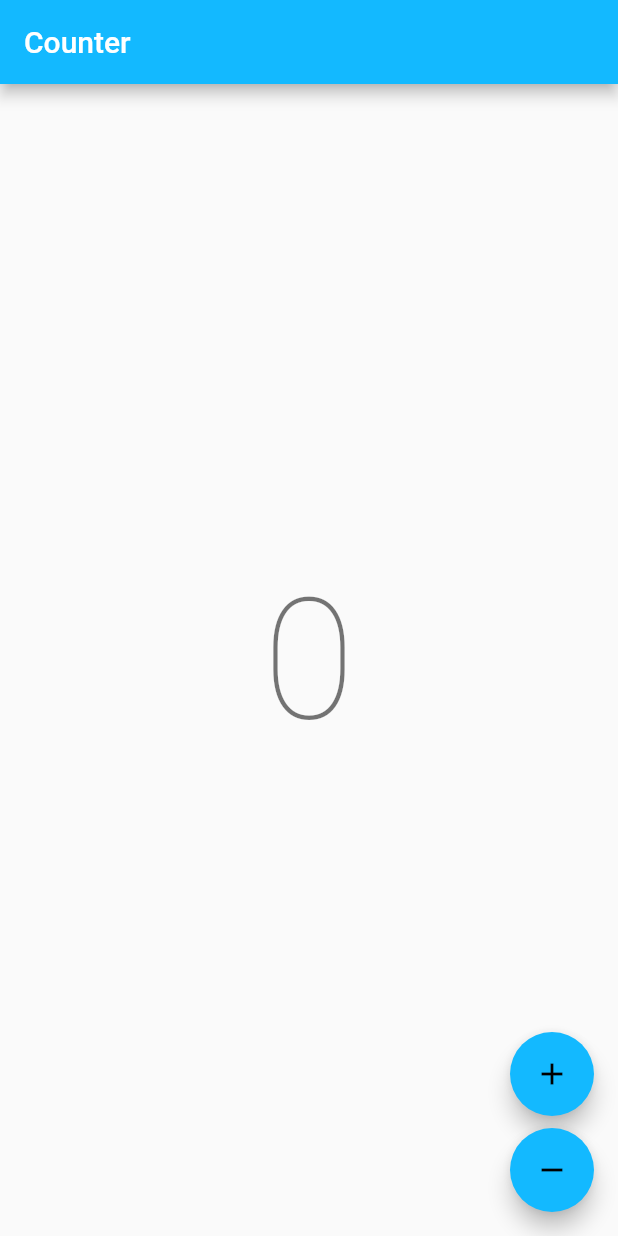
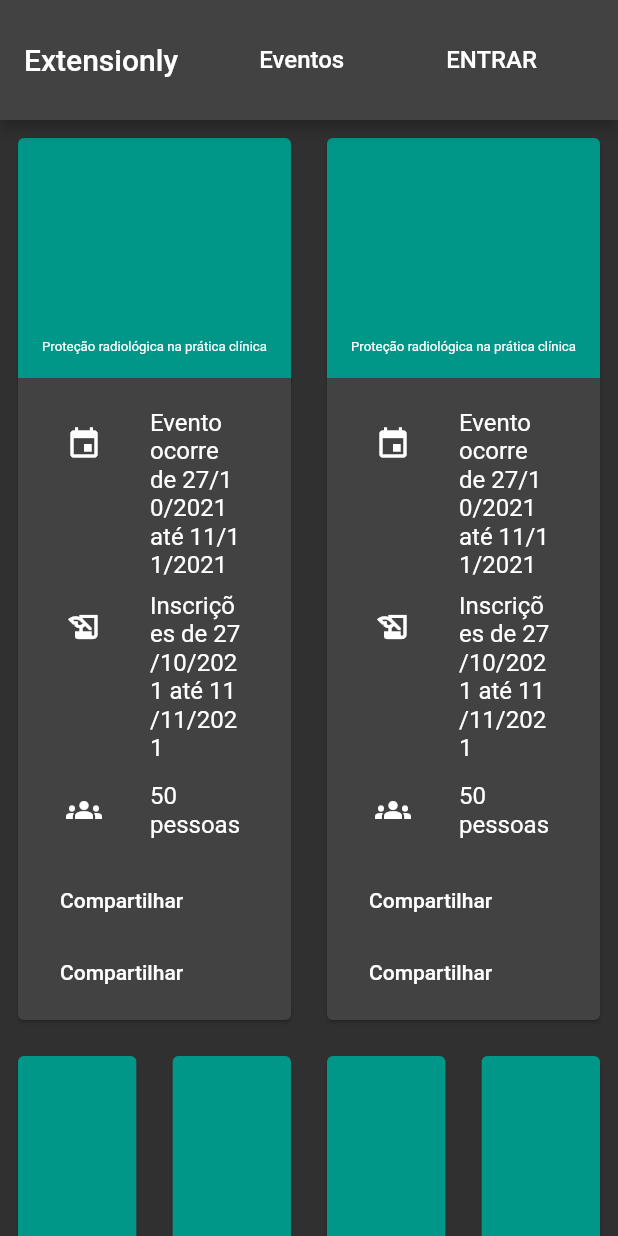
Before and after one commit to Extensionly/extensionly-flutter-web, a Flutter app: the screen it shows after launch, on a phone screen of 412 x 824 dp. Run offline on Flutter 3.47's test engine with Material 2 defaults, Android fonts, the phone set to English and light mode, and no system bars; our stand-ins replace bloc, flutter_bloc; generated files the repository leaves out were written again.

Commit message:
internationalization and event cards

```diff
--- a/l10n.yaml
+++ b/l10n.yaml
@@ -1,4 +1,4 @@
 arb-dir: lib/l10n/arb
-template-arb-file: app_en.arb
+template-arb-file: app_pt_BR.arb
 output-localization-file: app_localizations.dart
 nullable-getter: false
--- a/lib/app/view/app.dart
+++ b/lib/app/view/app.dart
@@ -16,12 +16,8 @@ class App extends StatelessWidget {
   @override
   Widget build(BuildContext context) {
     return MaterialApp(
-      theme: ThemeData(
-        appBarTheme: const AppBarTheme(color: Color(0xFF13B9FF)),
-        colorScheme: ColorScheme.fromSwatch(
-          accentColor: const Color(0xFF13B9FF),
-        ),
-      ),
+      debugShowCheckedModeBanner: false,
+      theme: ThemeData.dark(),
       localizationsDelegates: const [
         AppLocalizations.delegate,
         GlobalMaterialLocalizations.delegate,
--- a/lib/counter/view/counter_page.dart
+++ b/lib/counter/view/counter_page.dart
@@ -6,6 +6,7 @@
 // https://opensource.org/licenses/MIT.
 
 import 'package:extensionly_web/counter/counter.dart';
+import 'package:extensionly_web/events/view/events_page.dart';
 import 'package:extensionly_web/l10n/l10n.dart';
 import 'package:flutter/material.dart';
 import 'package:flutter_bloc/flutter_bloc.dart';
@@ -29,21 +30,74 @@ class CounterView extends StatelessWidget {
   Widget build(BuildContext context) {
     final l10n = context.l10n;
     return Scaffold(
-      appBar: AppBar(title: Text(l10n.counterAppBarTitle)),
-      body: const Center(child: CounterText()),
+      appBar: AppBar(
+        toolbarHeight: 80,
+        title: Text(l10n.appBarTitle),
+        actions: [
+          MaterialButton(
+            child: Padding(
+              padding: const EdgeInsets.symmetric(horizontal: 18),
+              child: Text(
+                l10n.events,
+                style: TextStyle(
+                  fontSize: 16,
+                  fontWeight: FontWeight.w500,
+                ),
+              ),
+            ),
+            onPressed: () {},
+          ),
+          MaterialButton(
+            child: Padding(
+              padding: const EdgeInsets.symmetric(horizontal: 18),
+              child: Text(
+                l10n.signInButton.toUpperCase(),
+                style: TextStyle(
+                  fontSize: 16,
+                  fontWeight: FontWeight.w500,
+                ),
+              ),
+            ),
+            onPressed: () {},
+          ),
+          const SizedBox(width: 20)
+        ],
+      ),
+      body: Center(
+        child: ListView(
+          children: [
+            Row(
+              children: [
+                Flexible(child: TappableTravelDestinationItem()),
+                Flexible(child: TappableTravelDestinationItem()),
+              ],
+            ),
+            Row(
+              children: [
+                Flexible(child: TappableTravelDestinationItem()),
+                Flexible(child: TappableTravelDestinationItem()),
+                Flexible(child: TappableTravelDestinationItem()),
+                Flexible(child: TappableTravelDestinationItem()),
+              ],
+            ),
+            TappableTravelDestinationItem(),
+            TappableTravelDestinationItem(),
+          ],
+        ),
+      ),
       floatingActionButton: Column(
         mainAxisAlignment: MainAxisAlignment.end,
         crossAxisAlignment: CrossAxisAlignment.end,
         children: [
-          FloatingActionButton(
-            onPressed: () => context.read<CounterCubit>().increment(),
-            child: const Icon(Icons.add),
-          ),
-          const SizedBox(height: 8),
-          FloatingActionButton(
-            onPressed: () => context.read<CounterCubit>().decrement(),
-            child: const Icon(Icons.remove),
-          ),
+          // FloatingActionButton(
+          //   onPressed: () => context.read<CounterCubit>().increment(),
+          //   child: const Icon(Icons.add),
+          // ),
+          // const SizedBox(height: 8),
+          // FloatingActionButton(
+          //   onPressed: () => context.read<CounterCubit>().decrement(),
+          //   child: const Icon(Icons.remove),
+          // ),
         ],
       ),
     );
--- /dev/null
+++ b/lib/events/events.dart
@@ -0,0 +1 @@
+export 'view/events_page.dart';
--- /dev/null
+++ b/lib/events/view/events_page.dart
@@ -0,0 +1,154 @@
+import 'package:flutter/material.dart';
+
+class TappableTravelDestinationItem extends StatelessWidget {
+  const TappableTravelDestinationItem({Key? key}) : super(key: key);
+
+  // This height will allow for all the Card's content to fit comfortably within the card.
+  // static const height = 298.0;
+
+  @override
+  Widget build(BuildContext context) {
+    return SafeArea(
+      top: false,
+      bottom: false,
+      child: Padding(
+        padding: const EdgeInsets.all(8),
+        child: Column(
+          children: [
+            Card(
+              // This ensures that the Card's children (including the ink splash) are clipped correctly.
+              clipBehavior: Clip.antiAlias,
+              child: InkWell(
+                onTap: () {},
+                // Generally, material cards use onSurface with 12% opacity for the pressed state.
+                splashColor:
+                    Theme.of(context).colorScheme.onSurface.withOpacity(0.12),
+                // Generally, material cards do not have a highlight overlay.
+                highlightColor: Colors.transparent,
+                child: TravelDestinationContent(),
+              ),
+            ),
+          ],
+        ),
+      ),
+    );
+  }
+}
+
+class SectionTitle extends StatelessWidget {
+  const SectionTitle({
+    Key? key,
+    required this.title,
+  }) : super(key: key);
+
+  final String title;
+
+  @override
+  Widget build(BuildContext context) {
+    return Padding(
+      padding: const EdgeInsets.fromLTRB(4, 4, 4, 12),
+      child: Align(
+        alignment: Alignment.centerLeft,
+        child: Text(title, style: Theme.of(context).textTheme.subtitle1),
+      ),
+    );
+  }
+}
+
+class TravelDestinationContent extends StatelessWidget {
+  const TravelDestinationContent({Key? key}) : super(key: key);
+
+  @override
+  Widget build(BuildContext context) {
+    final theme = Theme.of(context);
+    final titleStyle = theme.textTheme.headline5!.copyWith(color: Colors.white);
+    final descriptionStyle = theme.textTheme.subtitle1!;
+
+    return Column(
+      crossAxisAlignment: CrossAxisAlignment.start,
+      children: [
+        SizedBox(
+          height: 160,
+          child: Stack(
+            children: [
+              Positioned.fill(
+                // In order to have the ink splash appear above the image, you
+                // must use Ink.image. This allows the image to be painted as
+                // part of the Material and display ink effects above it. Using
+                // a standard Image will obscure the ink splash.
+                child: Ink(
+                  color: Colors.teal,
+                ),
+              ),
+              Positioned(
+                bottom: 16,
+                left: 16,
+                right: 16,
+                child: FittedBox(
+                  fit: BoxFit.scaleDown,
+                  alignment: Alignment.centerLeft,
+                  child: Text(
+                    'Proteção radiológica na prática clínica',
+                    style: titleStyle,
+                  ),
+                ),
+              ),
+            ],
+          ),
+        ),
+        // Description and share/explore buttons.
+        Padding(
+          padding: const EdgeInsets.fromLTRB(16, 16, 16, 0),
+          child: DefaultTextStyle(
+            softWrap: false,
+            overflow: TextOverflow.ellipsis,
+            style: descriptionStyle,
+            child: Column(
+              crossAxisAlignment: CrossAxisAlignment.start,
+              children: [
+                ListTile(
+                  leading: Icon(Icons.event),
+                  title: Text('Evento ocorre de 27/10/2021 até 11/11/2021'),
+                ),
+                ListTile(
+                  leading: Icon(Icons.history_edu),
+                  title: Text('Inscrições de 27/10/2021 até 11/11/2021'),
+                ),
+                ListTile(
+                  leading: Icon(Icons.groups),
+                  title: Text('50 pessoas'),
+                ),
+              ],
+            ),
+          ),
+        ),
+        // share, explore buttons
+        ButtonBar(
+          alignment: MainAxisAlignment.start,
+          children: [
+            MaterialButton(
+              onPressed: () {},
+              shape: RoundedRectangleBorder(
+                borderRadius: BorderRadius.circular(5),
+              ),
+              child: Padding(
+                padding: const EdgeInsets.all(12.0),
+                child: Text('Compartilhar'),
+              ),
+            ),
+            MaterialButton(
+              onPressed: () {},
+              shape: RoundedRectangleBorder(
+                borderRadius: BorderRadius.circular(5),
+              ),
+              child: Padding(
+                padding: const EdgeInsets.all(12.0),
+                child: Text('Compartilhar'),
+              ),
+            ),
+          ],
+        ),
+      ],
+    );
+  }
+}
--- a/lib/l10n/arb/app_en.arb
+++ /dev/null
@@ -1,7 +0,0 @@
-{
-    "@@locale": "en",
-    "counterAppBarTitle": "Counter",
-    "@counterAppBarTitle": {
-        "description": "Text shown in the AppBar of the Counter Page"
-    }
-}
--- a/lib/l10n/arb/app_es.arb
+++ /dev/null
@@ -1,7 +0,0 @@
-{
-    "@@locale": "es",
-    "counterAppBarTitle": "Contador",
-    "@counterAppBarTitle": {
-        "description": "Texto mostrado en la AppBar de la página del contador"
-    }
-}
--- /dev/null
+++ b/lib/l10n/arb/app_pt.arb
@@ -0,0 +1,5 @@
+{
+    "@@locale": "pt",
+    "appBarTitle": "Extensionly",
+    "signInButton": "Entrar"
+}
--- /dev/null
+++ b/lib/l10n/arb/app_pt_BR.arb
@@ -0,0 +1,6 @@
+{
+    "@@locale": "pt_BR",
+    "appBarTitle": "Extensionly",
+    "signInButton": "Entrar",
+    "events": "Eventos"
+}
```
Also changed, not shown: 2 other files.
